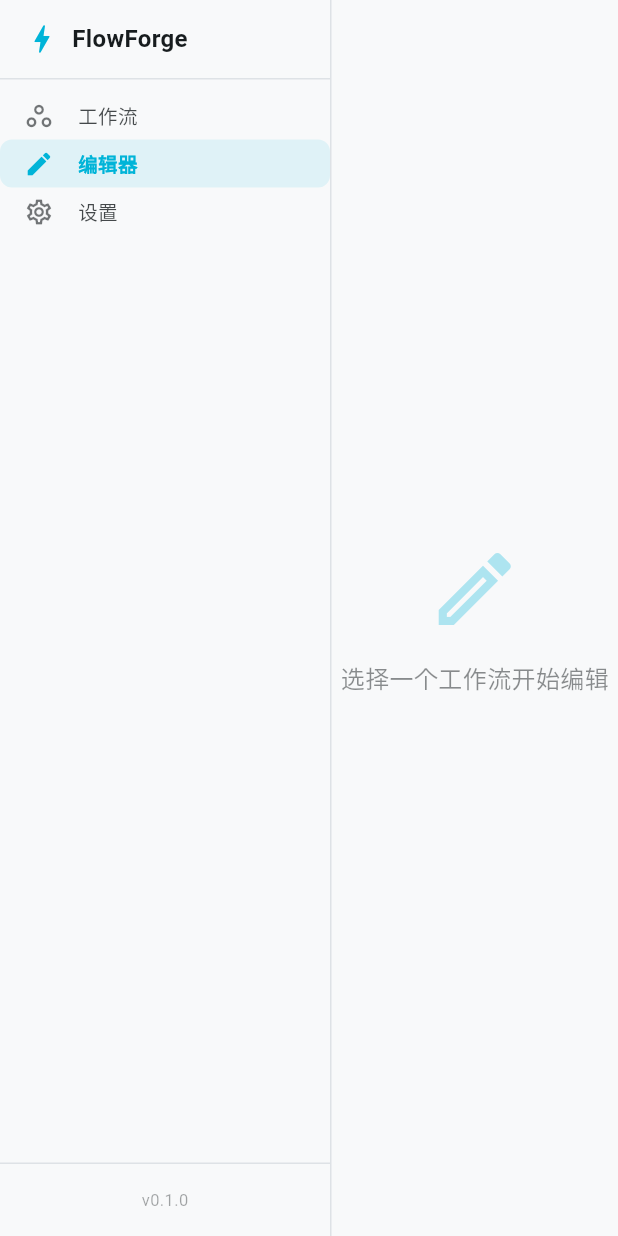
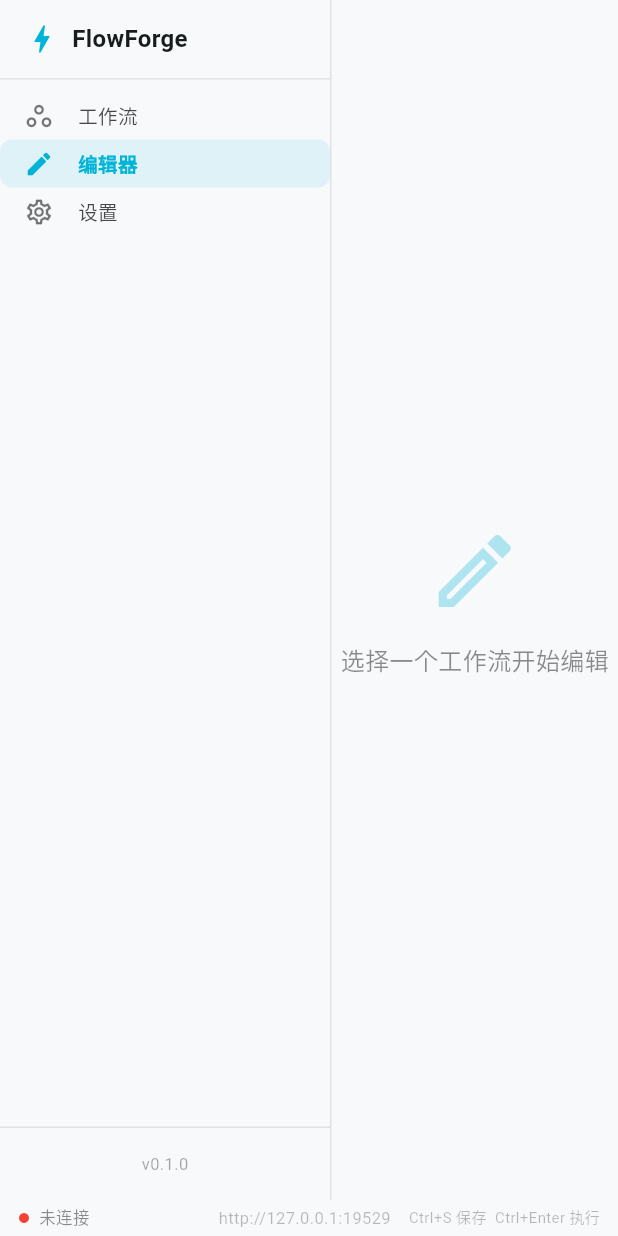
Before and after one commit to haozicnm/flowforge, a Flutter app: the screen it shows after launch, after a tap on "编辑器", on a phone screen of 412 x 824 dp. Run offline on Flutter 3.47's test engine with Material 3 defaults, Android fonts, the phone set to English and light mode, and no system bars; network calls fail; statements that could not run were skipped.

Commit message:
feat: keyboard shortcuts, status bar, connection indicator
- Ctrl+S to save, Ctrl+Enter to execute (global shortcuts)
- Status bar: connection indicator (green/red), server URL, shortcut hints
- FlowForgeShortcuts widget wraps the app

```diff
--- a/flutter_app/lib/main.dart
+++ b/flutter_app/lib/main.dart
@@ -3,6 +3,7 @@
 // Architecture: Flutter Desktop connects to Rust backend via HTTP.
 // Backend is started separately — this app only connects.
 import 'package:flutter/material.dart';
+import 'package:flutter/services.dart';
 import 'api/flowforge_api.dart';
 import 'services/server_manager.dart';
 import 'theme/flowforge_theme.dart';
@@ -22,6 +23,51 @@ void main() async {
   );
 
   runApp(FlowForgeApp(serverManager: serverManager));
+}
+
+/// Global keyboard shortcuts.
+class FlowForgeShortcuts extends StatelessWidget {
+  final Widget child;
+  final VoidCallback? onSave;
+  final VoidCallback? onExecute;
+
+  const FlowForgeShortcuts({
+    super.key,
+    required this.child,
+    this.onSave,
+    this.onExecute,
+  });
+
+  @override
+  Widget build(BuildContext context) {
+    return Shortcuts(
+      shortcuts: {
+        LogicalKeySet(LogicalKeyboardKey.control, LogicalKeyboardKey.keyS):
+            const _SaveIntent(),
+        LogicalKeySet(LogicalKeyboardKey.control, LogicalKeyboardKey.enter):
+            const _ExecuteIntent(),
+      },
+      child: Actions(
+        actions: {
+          _SaveIntent: CallbackAction<_SaveIntent>(
+            onInvoke: (_) => onSave?.call(),
+          ),
+          _ExecuteIntent: CallbackAction<_ExecuteIntent>(
+            onInvoke: (_) => onExecute?.call(),
+          ),
+        },
+        child: Focus(autofocus: true, child: child),
+      ),
+    );
+  }
+}
+
+class _SaveIntent extends Intent {
+  const _SaveIntent();
+}
+
+class _ExecuteIntent extends Intent {
+  const _ExecuteIntent();
 }
 
 class FlowForgeApp extends StatelessWidget {
@@ -69,7 +115,10 @@ class _MainShellState extends State<MainShell> {
     final api = FlowForgeApi(baseUrl: widget.serverManager.serverUrl);
 
     return Scaffold(
-      body: Stack(
+      body: Column(
+        children: [
+          Expanded(
+            child: Stack(
               children: [
                 Positioned.fill(
                   left: ext.sidebarWidth + 1,
@@ -90,6 +139,38 @@ class _MainShellState extends State<MainShell> {
                 Positioned(
                   left: ext.sidebarWidth, top: 0, bottom: 0,
                   child: const FfDivider(direction: Axis.vertical),
+                ),
+              ],
+            ),
+          ),
+          // Status bar
+          Container(
+            height: 24,
+            color: ext.surfaceColor,
+            child: Padding(
+              padding: const EdgeInsets.symmetric(horizontal: 12),
+              child: Row(
+                children: [
+                  Icon(Icons.circle, size: 8,
+                    color: widget.serverManager.isConnected ? Colors.green : Colors.red),
+                  const SizedBox(width: 6),
+                  FfText(
+                    widget.serverManager.isConnected ? '已连接' : '未连接',
+                    fontSize: 11,
+                    color: theme.colorScheme.onSurface.withValues(alpha: 0.5),
+                  ),
+                  const Spacer(),
+                  FfText(
+                    widget.serverManager.serverUrl,
+                    fontSize: 11,
+                    color: theme.colorScheme.onSurface.withValues(alpha: 0.3),
+                  ),
+                  const SizedBox(width: 12),
+                  FfText('Ctrl+S 保存  Ctrl+Enter 执行', fontSize: 10,
+                    color: theme.colorScheme.onSurface.withValues(alpha: 0.3)),
+                ],
+              ),
+            ),
           ),
         ],
       ),
```
Lines whose indentation alone changed are shown as unchanged.
